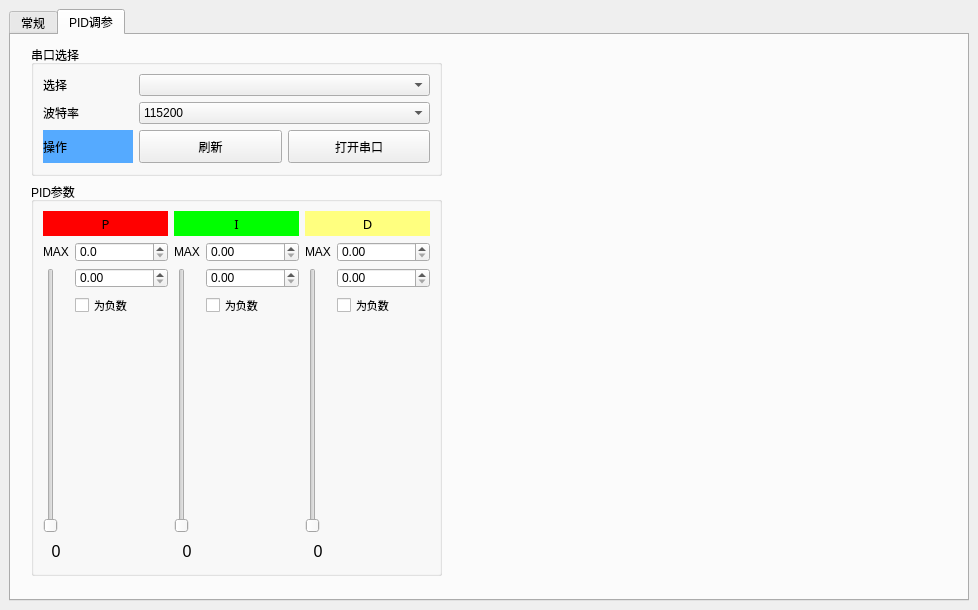
First picture: the form in ui_mainwidow.ui, repository StrangeChan/SerialDebuggingAssistant, before the edit.
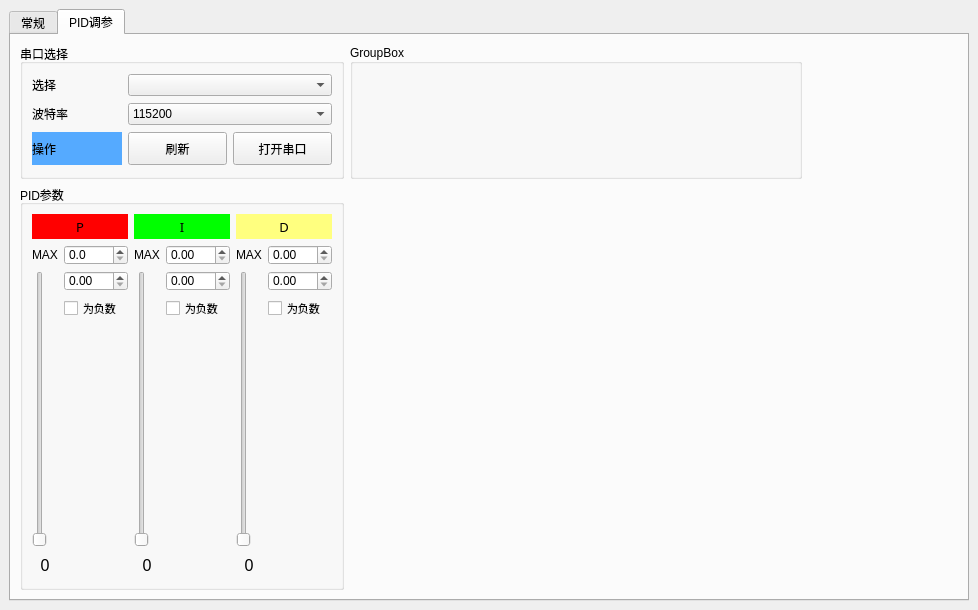
Second picture: the form after the edit.

Patch:
```diff
--- a/ui_mainwidow.ui
+++ b/ui_mainwidow.ui
@@ -26,8 +26,8 @@
    </size>
   </property>
   <widget class="QWidget" name="centralwidget">
-   <layout class="QVBoxLayout" name="verticalLayout">
-    <item>
+   <layout class="QGridLayout" name="gridLayout_7">
+    <item row="0" column="0">
      <widget class="QTabWidget" name="tabWidget">
       <property name="currentIndex">
        <number>1</number>
@@ -327,17 +327,8 @@
        <attribute name="title">
         <string>PID调参</string>
        </attribute>
-       <widget class="QWidget" name="layoutWidget">
-        <property name="geometry">
-         <rect>
-          <x>20</x>
-          <y>10</y>
-          <width>411</width>
-          <height>531</height>
-         </rect>
-        </property>
-        <layout class="QVBoxLayout" name="verticalLayout_2" stretch="1,3">
-         <item>
+       <layout class="QGridLayout" name="gridLayout_8" rowstretch="1,3" columnstretch="1,3,1">
+        <item row="0" column="0">
           <widget class="QGroupBox" name="groupBox_4">
            <property name="title">
             <string>串口选择</string>
@@ -452,7 +443,30 @@
            </layout>
           </widget>
          </item>
-         <item>
+        <item row="0" column="1">
+         <widget class="QGroupBox" name="groupBox_6">
+          <property name="title">
+           <string>GroupBox</string>
+          </property>
+          <property name="alignment">
+           <set>Qt::AlignLeading|Qt::AlignLeft|Qt::AlignVCenter</set>
+          </property>
+         </widget>
+        </item>
+        <item row="0" column="2">
+         <spacer name="horizontalSpacer">
+          <property name="orientation">
+           <enum>Qt::Horizontal</enum>
+          </property>
+          <property name="sizeHint" stdset="0">
+           <size>
+            <width>172</width>
+            <height>20</height>
+           </size>
+          </property>
+         </spacer>
+        </item>
+        <item row="1" column="0">
           <widget class="QGroupBox" name="groupBox_5">
            <property name="title">
             <string>PID参数</string>
@@ -746,6 +760,12 @@
               <property name="text">
                <string>为负数</string>
               </property>
+             <property name="iconSize">
+              <size>
+               <width>10</width>
+               <height>10</height>
+              </size>
+             </property>
              </widget>
             </item>
             <item row="3" column="3">
@@ -880,8 +900,10 @@
            </layout>
           </widget>
          </item>
-        </layout>
-       </widget>
+        <item row="1" column="1" colspan="2">
+         <widget class="QWidget" name="widget" native="true"/>
+        </item>
+       </layout>
       </widget>
      </widget>
     </item>
```
Lines whose indentation alone changed are shown as unchanged.
